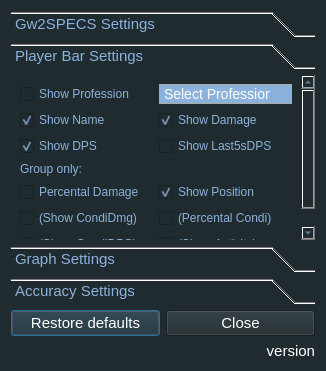
Above: configurator.ui from Tyrox92/Gw2SPECS before the change. Below: the same form after it.
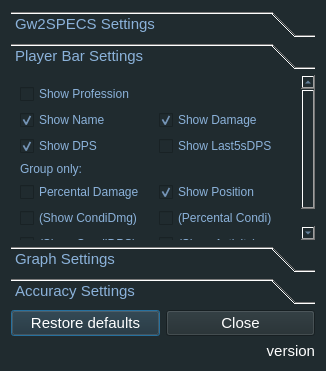
That is the form after the change. The open tabs and pages were chosen to show the change.

```diff
--- a/configurator.ui
+++ b/configurator.ui
@@ -287,107 +287,6 @@
          </property>
         </widget>
        </item>
-       <item row="0" column="1">
-        <widget class="QComboBox" name="professionComboBox">
-         <property name="styleSheet">
-          <string notr="true">QComboBox {
-    background-color: #8BB2DA;
-	color: rgb(255, 255, 255);
-    border: 1px solid #AAA;
-	font-size: 14px;
-}
-QComboBox:editable {
-    background: #8BB2DA;
-	color: rgb(255, 255, 255);
-}
-
-QComboBox:on { /* shift the text when the popup opens */
-    padding-top: 3px;
-    padding-left: 4px;
-}
-
-QComboBox::drop-down {
-    subcontrol-origin: padding;
-    subcontrol-position: top right;
-	color: rgb(255, 255, 255);
-	border:none;
-
-
-}
-QComboBox::down-arrow:on { /* shift the arrow when popup is open */
-    top: 1px;
-    left: 1px;
-}
-QComboBox QAbstractItemView {
-    border: 2px solid darkgray;
-    selection-background-color:#8BB2DA;
-	color: rgb(255, 255, 255);
-}</string>
-         </property>
-         <property name="editable">
-          <bool>false</bool>
-         </property>
-         <property name="currentText">
-          <string>Select Profession</string>
-         </property>
-         <property name="currentIndex">
-          <number>0</number>
-         </property>
-         <property name="maxVisibleItems">
-          <number>10</number>
-         </property>
-         <item>
-          <property name="text">
-           <string>Select Profession</string>
-          </property>
-         </item>
-         <item>
-          <property name="text">
-           <string>Elementalist</string>
-          </property>
-         </item>
-         <item>
-          <property name="text">
-           <string>Engineer</string>
-          </property>
-         </item>
-         <item>
-          <property name="text">
-           <string>Guardian</string>
-          </property>
-         </item>
-         <item>
-          <property name="text">
-           <string>Mesmer</string>
-          </property>
-         </item>
-         <item>
-          <property name="text">
-           <string>Necromancer</string>
-          </property>
-         </item>
-         <item>
-          <property name="text">
-           <string>Ranger</string>
-          </property>
-         </item>
-         <item>
-          <property name="text">
-           <string>Revenant</string>
-          </property>
-         </item>
-         <item>
-          <property name="text">
-           <string>Thief</string>
-          </property>
-         </item>
-         <item>
-          <property name="text">
-           <string>Warrior</string>
-          </property>
-         </item>
-        </widget>
-       </item>
        <item row="0" column="0">
         <widget class="QCheckBox" name="checkBoxProfColors">
          <property name="text">
```
Left out of the diff: 10 changed lines with no effect on the pictures.
